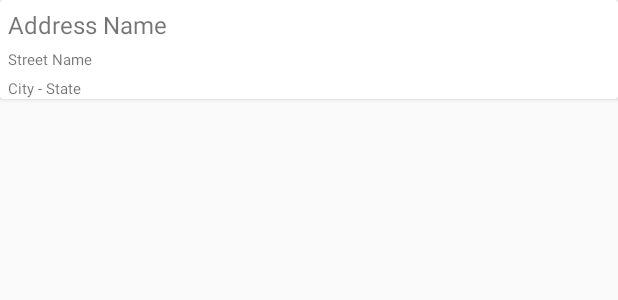
After one commit to davidkmitrais/OneStopClickAndroid, an Android app: the layout address_cell.xml on its own in the app's theme, with its tools: preview values and no code run, on a phone screen of 412 x 824 dp. The commit adds this screen. Shown: the top 300 px of the screen. Run offline under Robolectric (Android 15) with nearby library versions, the phone set to English and light mode, and no system bars.

Commit message:
#T77 show address list
add new recycler view for address list
add and implement adapter and view holder for address list

```diff
--- a/app/src/main/java/com/example/david_k/oneStopClick/MainActivity.java
+++ b/app/src/main/java/com/example/david_k/oneStopClick/MainActivity.java
@@ -171,6 +171,7 @@ public class MainActivity extends AppCompatActivity
 
         if (!centerRepositoryHelper.IsProductSetOnCenterRepository()) {
             CenterRepository.getCenterRepository().setListOfProductsInShoppingList(productListFromDB);
+            CenterRepository.getCenterRepository().setDummyAddressDefault();
         }
     }
     //endregion
--- /dev/null
+++ b/app/src/main/res/layout/address_cell.xml
@@ -0,0 +1,48 @@
+<?xml version="1.0" encoding="utf-8"?>
+<android.support.v7.widget.CardView xmlns:android="http://schemas.android.com/apk/res/android"
+    xmlns:app="http://schemas.android.com/apk/res-auto"
+    xmlns:tools="http://schemas.android.com/tools"
+    android:id="@+id/address_card_view"
+    android:layout_width="match_parent"
+    android:layout_height="wrap_content">
+
+    <android.support.constraint.ConstraintLayout
+        android:layout_width="wrap_content"
+        android:layout_height="match_parent">
+
+        <TextView
+            android:id="@+id/address_name_view_holder"
+            android:layout_width="wrap_content"
+            android:layout_height="wrap_content"
+            android:textSize="16sp"
+            android:text="Address Name"
+            app:layout_constraintTop_toTopOf="parent"
+            app:layout_constraintLeft_toLeftOf="parent"
+            android:layout_marginTop="5dp"
+            android:layout_marginLeft="5dp" />
+
+        <TextView
+            android:id="@+id/street_name_view_holder"
+            android:layout_width="wrap_content"
+            android:layout_height="wrap_content"
+            android:textSize="10sp"
+            android:text="Street Name"
+            app:layout_constraintTop_toBottomOf="@id/address_name_view_holder"
+            app:layout_constraintLeft_toLeftOf="parent"
+            android:layout_marginTop="5dp"
+            android:layout_marginLeft="5dp" />
+
+        <TextView
+            android:id="@+id/city_state_view_holder"
+            android:layout_width="wrap_content"
+            android:layout_height="wrap_content"
+            android:textSize="10sp"
+            android:text="City - State"
+            app:layout_constraintTop_toBottomOf="@id/street_name_view_holder"
+            app:layout_constraintLeft_toLeftOf="parent"
+            android:layout_marginTop="5dp"
+            android:layout_marginLeft="5dp" />
+
+    </android.support.constraint.ConstraintLayout>
+
+</android.support.v7.widget.CardView>
```
Also changed, not shown: app/src/main/java/com/example/david_k/oneStopClick/ModelLayers/CenterRepository.java (+10 -0 lines), app/src/main/java/com/example/david_k/oneStopClick/Views/Activities/PaymentAddAddress/PaymentAddAddressActivity.java (+45 -2 lines), app/src/main/java/com/example/david_k/oneStopClick/Views/Fragments/PaymentDetail/SelectAddressFragment.java (+25 -1 lines), app/src/main/java/com/example/david_k/oneStopClick/Views/Fragments/PaymentDetail/SelectAddressPagerAdapter.java (deleted, +0 -26 lines), app/src/main/java/com/example/david_k/oneStopClick/Views/Fragments/PaymentDetail/SelectAddressViewAdapter.java (added, +55 -0 lines), app/src/main/java/com/example/david_k/oneStopClick/Views/Fragments/PaymentDetail/SelectAddressViewHolder.java (added, +34 -0 lines), app/src/main/res/layout/fragment_payment_detail_select_address.xml (+18 -17 lines).
